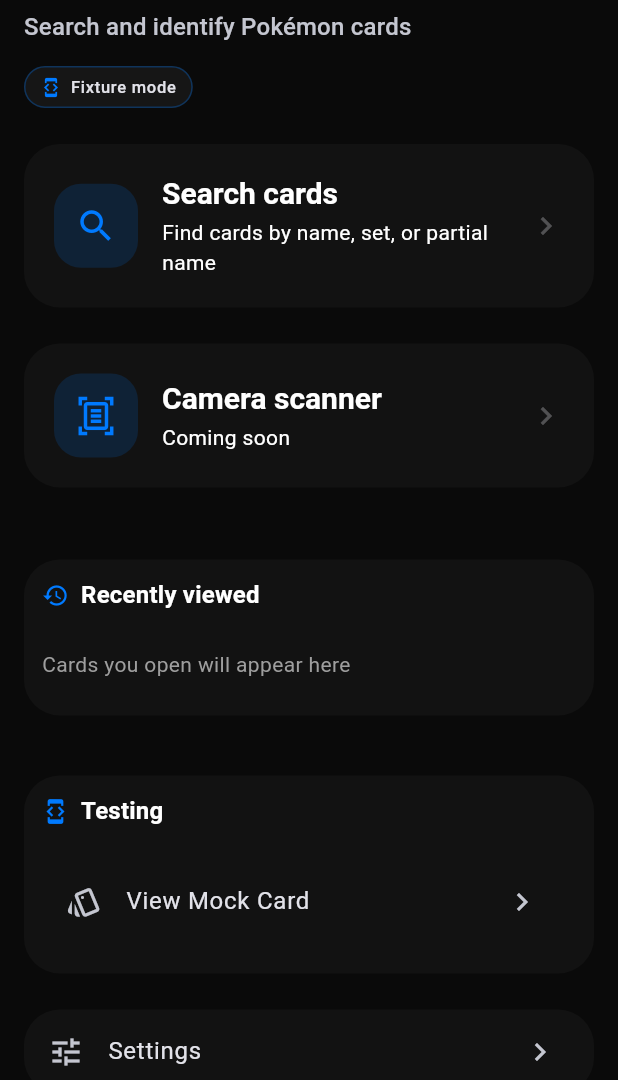
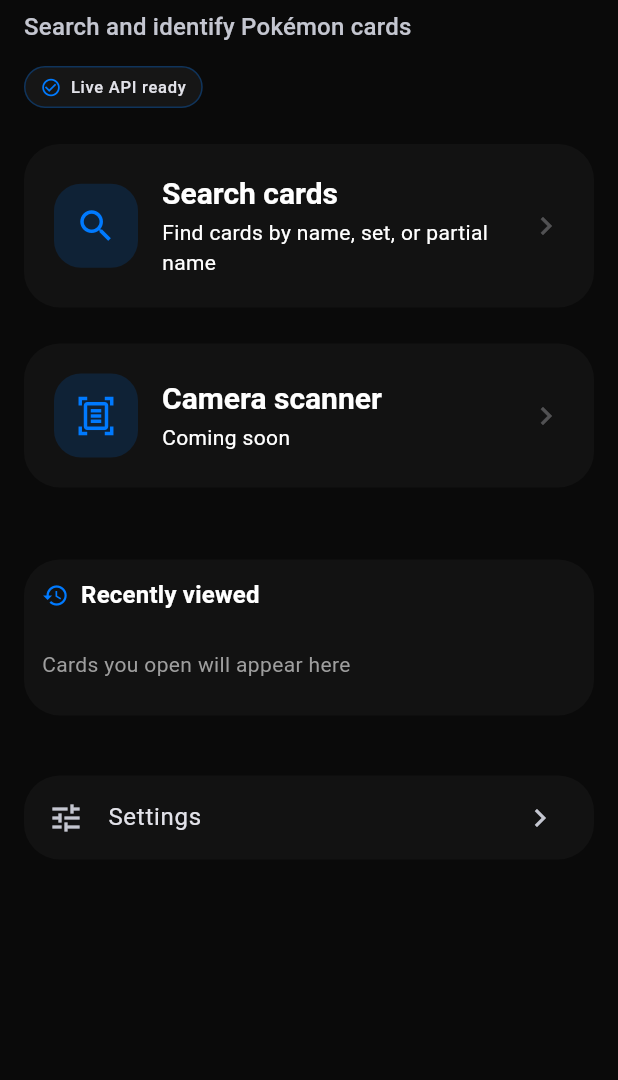
Before and after one commit to MatthewRobertLotts/SaveRoom-Scanner-App, a Flutter app: the screen it shows after launch, on a phone screen of 412 x 824 dp, the part 156-1236 px from its top. Run offline on Flutter 3.47's test engine with Material 3 defaults, Android fonts, the phone set to English and light mode, and no system bars.

Commit message:
v0.7.5: default Android run to live Zima API

```diff
--- a/lib/app/app.dart
+++ b/lib/app/app.dart
@@ -4,7 +4,9 @@ import 'app_routes.dart';
 import 'app_theme.dart';
 
 class SaveRoomScannerApp extends StatelessWidget {
-  const SaveRoomScannerApp({super.key});
+  const SaveRoomScannerApp({super.key, this.forceFixtureMode});
+
+  final bool? forceFixtureMode;
 
   @override
   Widget build(BuildContext context) {
@@ -12,7 +14,7 @@ class SaveRoomScannerApp extends StatelessWidget {
       title: 'SaveRoom Scanner',
       theme: buildAppTheme(),
       initialRoute: AppRoutes.home,
-      routes: AppRoutes.routes,
+      routes: AppRoutes.routes(forceFixtureMode: forceFixtureMode),
     );
   }
 }
--- a/lib/app/app_routes.dart
+++ b/lib/app/app_routes.dart
@@ -15,11 +15,11 @@ class AppRoutes {
   static const collection = '/collection';
   static const settings = '/settings';
 
-  static Map<String, WidgetBuilder> get routes => {
-    home: (_) => const HomeScreen(),
-    scanner: (_) => const ScannerScreen(),
+  static Map<String, WidgetBuilder> routes({bool? forceFixtureMode}) => {
+    home: (_) => HomeScreen(forceFixtureMode: forceFixtureMode),
+    scanner: (_) => ScannerScreen(forceFixtureMode: forceFixtureMode),
     mockScanResult: (_) => const MockScanResultScreen(),
-    cardDetail: (_) => const CardDetailScreen(),
+    cardDetail: (_) => CardDetailScreen(forceFixtureMode: forceFixtureMode),
     collection: (_) => const CollectionScreen(),
     settings: (_) => const SettingsScreen(),
   };
--- a/lib/config/app_config.dart
+++ b/lib/config/app_config.dart
@@ -3,7 +3,7 @@ class AppConfig {
   static const apiBaseline = 'v12.2.0';
   static const apiBaseUrl = String.fromEnvironment(
     'SAVEROOM_API_BASE_URL',
-    defaultValue: 'http://127.0.0.1:8765',
+    defaultValue: 'http://192.168.178.29:8765',
   );
   static const fixtureMode = bool.fromEnvironment(
     'SAVEROOM_FIXTURE_MODE',
--- a/lib/features/home/home_screen.dart
+++ b/lib/features/home/home_screen.dart
@@ -11,11 +11,14 @@ import '../../widgets/status_pill.dart';
 import '../../widgets/saveroom_shell.dart';
 
 class HomeScreen extends StatelessWidget {
-  const HomeScreen({super.key});
+  const HomeScreen({super.key, this.forceFixtureMode});
+
+  final bool? forceFixtureMode;
 
   @override
   Widget build(BuildContext context) {
     final colors = Theme.of(context).colorScheme;
+    final fixtureMode = forceFixtureMode ?? AppConfig.fixtureMode;
     return SaveRoomShell(
       title: 'SaveRoom Scanner',
       children: [
@@ -31,13 +34,13 @@ class HomeScreen extends StatelessWidget {
           ).textTheme.titleMedium?.copyWith(color: colors.onSurfaceVariant),
         ),
         const SizedBox(height: 14),
-        const Wrap(
+        Wrap(
           spacing: 8,
           runSpacing: 8,
           children: [
             StatusPill(
-              AppConfig.fixtureMode ? 'Fixture mode' : 'Live API ready',
-              icon: AppConfig.fixtureMode
+              fixtureMode ? 'Fixture mode' : 'Live API ready',
+              icon: fixtureMode
                   ? Icons.developer_mode
                   : Icons.check_circle_outline,
               dense: true,
@@ -120,7 +123,7 @@ class HomeScreen extends StatelessWidget {
         ),
         const SizedBox(height: 24),
         // Dev/testing actions in fixture mode only
-        if (AppConfig.fixtureMode) ...[
+        if (fixtureMode) ...[
           const SectionCard(
             title: 'Testing',
             icon: Icons.developer_mode,
--- a/lib/main.dart
+++ b/lib/main.dart
@@ -3,5 +3,5 @@ import 'package:flutter/material.dart';
 import 'app/app.dart';
 
 void main() {
-  runApp(const SaveRoomScannerApp());
+  runApp(const SaveRoomScannerApp(forceFixtureMode: false));
 }
```
Also changed, not shown: lib/features/cards/card_detail_screen.dart (+11 -3 lines), lib/features/scanner/scanner_screen.dart (+10 -3 lines), 4 other files.
